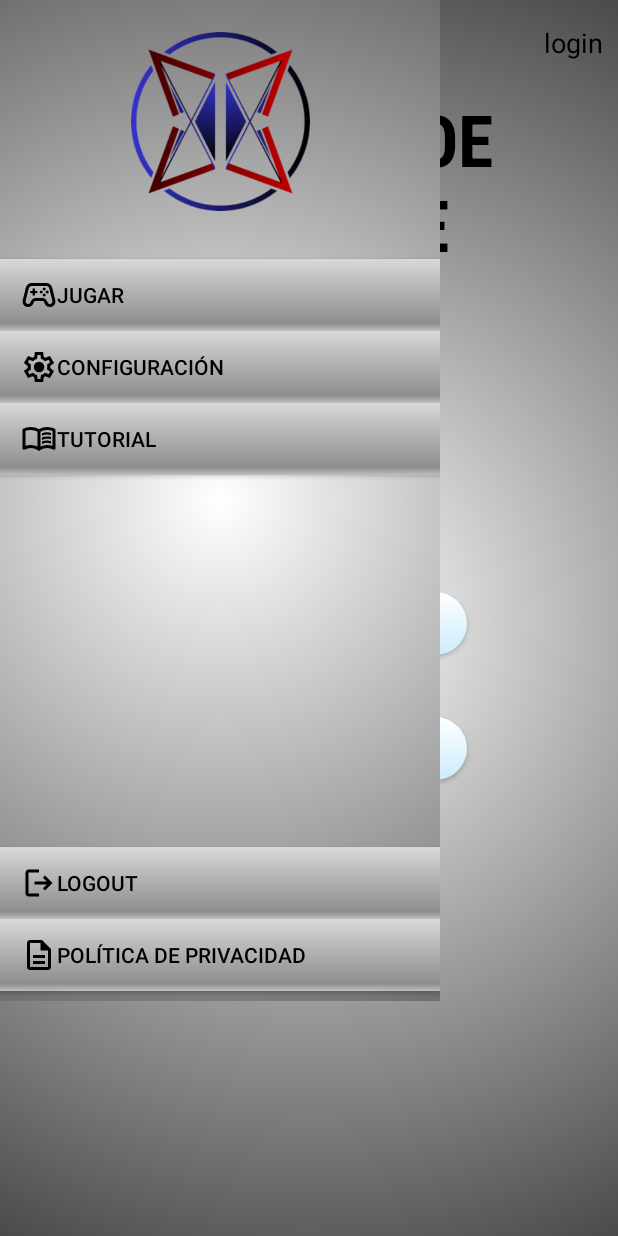
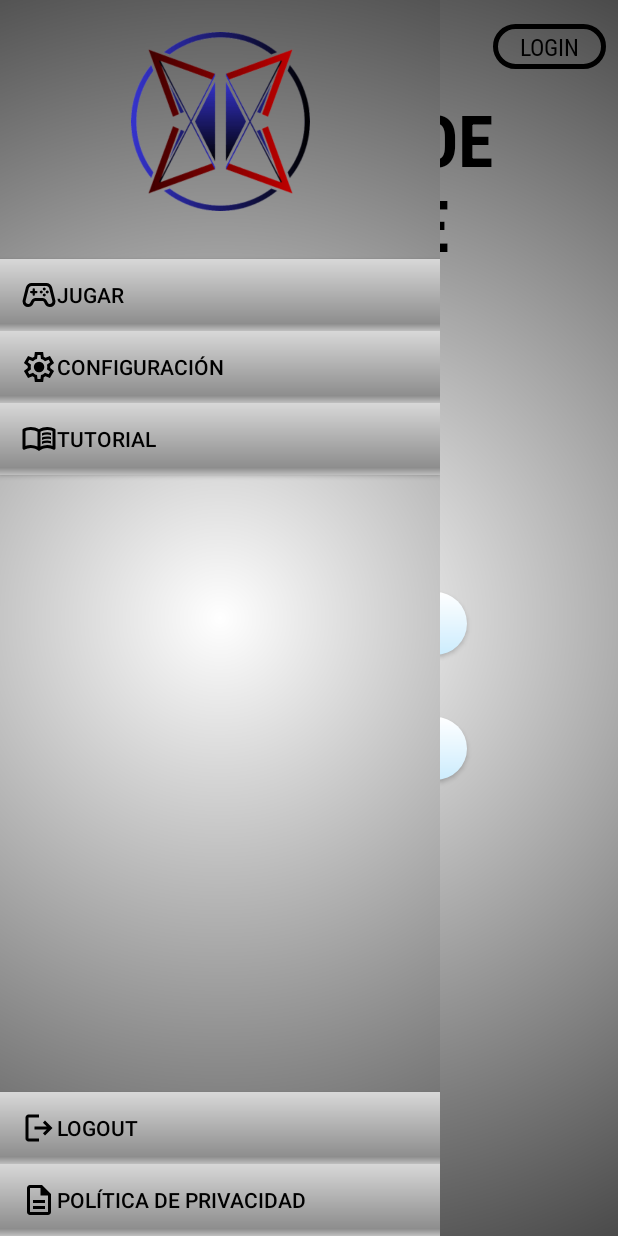
Before and after one commit to EdrhianValerioITICB/KotlinApp3TEX, an Android app: the screen it shows after launch (PrimeraVista), after a tap on an icon or button, on a phone screen of 412 x 824 dp. Run offline under Robolectric (Android 15) with nearby library versions, the phone set to English and light mode, and no system bars.

Commit message:
Fixed menu, and style button login

```diff
--- /dev/null
+++ b/app/src/main/res/drawable/button_background_transparent.xml
@@ -0,0 +1,9 @@
+<?xml version="1.0" encoding="utf-8"?>
+<shape xmlns:android="http://schemas.android.com/apk/res/android"
+    android:shape="rectangle">
+    <gradient android:startColor="@color/transparent"
+        android:endColor="@color/transparent"
+        android:angle="270" />
+    <corners android:radius="15dp" />
+    <stroke android:width="5px" android:color="#000000" />
+</shape>
--- a/app/src/main/res/layout/configuracion.xml
+++ b/app/src/main/res/layout/configuracion.xml
@@ -10,7 +10,7 @@
     <FrameLayout
         android:id="@+id/fragmentContainer"
         android:layout_width="293dp"
-        android:layout_height="667dp"
+        android:layout_height="match_parent"
         android:elevation="10dp"
         app:layout_constraintBottom_toBottomOf="parent"
         app:layout_constraintEnd_toEndOf="parent"
--- a/app/src/main/res/layout/estilo_pieza.xml
+++ b/app/src/main/res/layout/estilo_pieza.xml
@@ -10,7 +10,7 @@
     <FrameLayout
         android:id="@+id/fragmentContainer"
         android:layout_width="293dp"
-        android:layout_height="667dp"
+        android:layout_height="match_parent"
         android:elevation="10dp"
         app:layout_constraintBottom_toBottomOf="parent"
         app:layout_constraintEnd_toEndOf="parent"
--- a/app/src/main/res/layout/fragment_menu.xml
+++ b/app/src/main/res/layout/fragment_menu.xml
@@ -73,34 +73,31 @@
         android:id="@+id/btn_menu_logout"
         android:layout_width="0dp"
         android:layout_height="wrap_content"
-        android:layout_marginTop="248dp"
         android:background="@drawable/button_background_menu"
         android:drawableLeft="@drawable/ic_logout"
         android:gravity="center|start"
         android:paddingStart="14dp"
         android:text="@string/logout"
         android:textColor="@color/txt_negro"
+        app:layout_constraintBottom_toTopOf="@+id/btn_menu_privacy"
         app:layout_constraintEnd_toEndOf="parent"
-        app:layout_constraintHorizontal_bias="1.0"
-        app:layout_constraintStart_toStartOf="parent"
-        app:layout_constraintTop_toBottomOf="@+id/btn_menu_tuto" />
+        app:layout_constraintHorizontal_bias="0.0"
+        app:layout_constraintStart_toStartOf="parent" />
 
     <Button
         android:id="@+id/btn_menu_privacy"
         android:layout_width="0dp"
         android:layout_height="wrap_content"
         android:background="@drawable/button_background_menu"
+        android:drawableLeft="@drawable/ic_policy"
+        android:gravity="center|start"
+        android:paddingStart="14dp"
         android:text="@string/politica_privacidad"
-        android:drawableLeft="@drawable/ic_policy"
-        android:paddingStart="14dp"
         android:textColor="@color/txt_negro"
-        android:gravity="center|start"
         app:layout_constraintBottom_toBottomOf="parent"
         app:layout_constraintEnd_toEndOf="parent"
         app:layout_constraintHorizontal_bias="0.0"
-        app:layout_constraintStart_toStartOf="parent"
-        app:layout_constraintTop_toBottomOf="@+id/btn_menu_logout"
-        app:layout_constraintVertical_bias="0.0" />
+        app:layout_constraintStart_toStartOf="parent" />
 
     <!-- Agrega más elementos según sea necesario -->
 </androidx.constraintlayout.widget.ConstraintLayout>
--- a/app/src/main/res/layout/invitacion.xml
+++ b/app/src/main/res/layout/invitacion.xml
@@ -10,7 +10,7 @@
     <FrameLayout
         android:id="@+id/fragmentContainer"
         android:layout_width="293dp"
-        android:layout_height="667dp"
+        android:layout_height="match_parent"
         android:elevation="10dp"
         app:layout_constraintBottom_toBottomOf="parent"
         app:layout_constraintEnd_toEndOf="parent"
--- a/app/src/main/res/layout/juego.xml
+++ b/app/src/main/res/layout/juego.xml
@@ -10,7 +10,7 @@
     <FrameLayout
         android:id="@+id/fragmentContainer"
         android:layout_width="293dp"
-        android:layout_height="667dp"
+        android:layout_height="match_parent"
         android:elevation="10dp"
         app:layout_constraintBottom_toBottomOf="parent"
         app:layout_constraintEnd_toEndOf="parent"
--- a/app/src/main/res/layout/lenguaje.xml
+++ b/app/src/main/res/layout/lenguaje.xml
@@ -10,7 +10,7 @@
     <FrameLayout
         android:id="@+id/fragmentContainer"
         android:layout_width="293dp"
-        android:layout_height="667dp"
+        android:layout_height="match_parent"
         android:elevation="10dp"
         app:layout_constraintBottom_toBottomOf="parent"
         app:layout_constraintEnd_toEndOf="parent"
--- a/app/src/main/res/layout/logros_bloqueados.xml
+++ b/app/src/main/res/layout/logros_bloqueados.xml
@@ -29,7 +29,7 @@
     <FrameLayout
         android:id="@+id/fragmentContainer"
         android:layout_width="293dp"
-        android:layout_height="667dp"
+        android:layout_height="match_parent"
         android:elevation="10dp"
         app:layout_constraintBottom_toBottomOf="parent"
         app:layout_constraintEnd_toEndOf="parent"
--- a/app/src/main/res/layout/menu.xml
+++ b/app/src/main/res/layout/menu.xml
@@ -10,7 +10,7 @@
     <FrameLayout
         android:id="@+id/fragmentContainer"
         android:layout_width="293dp"
-        android:layout_height="667dp"
+        android:layout_height="match_parent"
         android:elevation="10dp"
         app:layout_constraintBottom_toBottomOf="parent"
         app:layout_constraintEnd_toEndOf="parent"
--- a/app/src/main/res/layout/offline.xml
+++ b/app/src/main/res/layout/offline.xml
@@ -10,7 +10,7 @@
     <FrameLayout
         android:id="@+id/fragmentContainer"
         android:layout_width="293dp"
-        android:layout_height="667dp"
+        android:layout_height="match_parent"
         android:elevation="10dp"
         app:layout_constraintBottom_toBottomOf="parent"
         app:layout_constraintEnd_toEndOf="parent"
--- a/app/src/main/res/layout/online.xml
+++ b/app/src/main/res/layout/online.xml
@@ -10,7 +10,7 @@
     <FrameLayout
         android:id="@+id/fragmentContainer"
         android:layout_width="293dp"
-        android:layout_height="667dp"
+        android:layout_height="match_parent"
         android:elevation="10dp"
         app:layout_constraintBottom_toBottomOf="parent"
         app:layout_constraintEnd_toEndOf="parent"
--- a/app/src/main/res/layout/perfil.xml
+++ b/app/src/main/res/layout/perfil.xml
@@ -10,7 +10,7 @@
     <FrameLayout
         android:id="@+id/fragmentContainer"
         android:layout_width="293dp"
-        android:layout_height="667dp"
+        android:layout_height="match_parent"
         android:elevation="10dp"
         app:layout_constraintBottom_toBottomOf="parent"
         app:layout_constraintEnd_toEndOf="parent"
--- a/app/src/main/res/layout/primera_vista.xml
+++ b/app/src/main/res/layout/primera_vista.xml
@@ -1,15 +1,14 @@
 <?xml version="1.0" encoding="utf-8"?>
 <androidx.drawerlayout.widget.DrawerLayout xmlns:android="http://schemas.android.com/apk/res/android"
     xmlns:app="http://schemas.android.com/apk/res-auto"
+    xmlns:tools="http://schemas.android.com/tools"
     android:id="@+id/drawer_layout"
     android:layout_width="match_parent"
     android:layout_height="match_parent"
     android:fitsSystemWindows="true">
 
 
-    <androidx.constraintlayout.widget.ConstraintLayout xmlns:android="http://schemas.android.com/apk/res/android"
-        xmlns:app="http://schemas.android.com/apk/res-auto"
-        xmlns:tools="http://schemas.android.com/tools"
+    <androidx.constraintlayout.widget.ConstraintLayout
         style="@style/Theme.KotlinApp3TEX"
         android:layout_width="match_parent"
         android:layout_height="match_parent"
@@ -18,7 +17,7 @@
         <FrameLayout
             android:id="@+id/fragmentContainer"
             android:layout_width="293dp"
-            android:layout_height="667dp"
+            android:layout_height="match_parent"
             android:elevation="10dp"
             app:layout_constraintBottom_toBottomOf="parent"
             app:layout_constraintEnd_toEndOf="parent"
@@ -61,11 +60,11 @@
             app:layout_constraintStart_toStartOf="parent"
             app:layout_constraintTop_toBottomOf="@+id/btn_online" />
 
-        <TextView
+        <Button
             android:id="@+id/tv_login"
-            style="@style/TextoLargo"
-            android:layout_width="41dp"
-            android:layout_height="41dp"
+
+            style="@style/BotonLogin"
+
             android:layout_marginTop="16dp"
             android:layout_marginEnd="8dp"
             android:onClick="toLogin"
--- a/app/src/main/res/layout/sonido.xml
+++ b/app/src/main/res/layout/sonido.xml
@@ -10,7 +10,7 @@
     <FrameLayout
         android:id="@+id/fragmentContainer"
         android:layout_width="293dp"
-        android:layout_height="667dp"
+        android:layout_height="match_parent"
         android:elevation="10dp"
         app:layout_constraintBottom_toBottomOf="parent"
         app:layout_constraintEnd_toEndOf="parent"
--- a/app/src/main/res/layout/tema.xml
+++ b/app/src/main/res/layout/tema.xml
@@ -10,7 +10,7 @@
     <FrameLayout
         android:id="@+id/fragmentContainer"
         android:layout_width="293dp"
-        android:layout_height="667dp"
+        android:layout_height="match_parent"
         android:elevation="10dp"
         app:layout_constraintBottom_toBottomOf="parent"
         app:layout_constraintEnd_toEndOf="parent"
--- a/app/src/main/res/values/colors.xml
+++ b/app/src/main/res/values/colors.xml
@@ -34,4 +34,6 @@
     <color name="txt_azul">#0000FF</color>
     <!-- shadow color -->
     <color name="shadow_color">#000000</color>
+
+    <color name="transparent">#00000000</color>
 </resources>
--- a/app/src/main/res/values/themes.xml
+++ b/app/src/main/res/values/themes.xml
@@ -23,6 +23,18 @@
         <item name="android:layout_height">42dp</item>
         <item name="android:backgroundTint">@null</item>
         <item name="android:background">@drawable/button_background_light</item>
+        <item name="android:fontFamily">@font/roboto_condensed_regular</item>
+        <item name="android:elevation">20dp</item>
+        <item name="android:textSize">16sp</item>
+        <item name="android:textAlignment">center</item>
+    </style>
+
+    <style name="BotonLogin" parent="@android:style/TextAppearance.Medium">
+        <item name="android:textColor">@color/txt_negro</item>
+        <item name="android:layout_width">75dp</item>
+        <item name="android:layout_height">30dp</item>
+        <item name="android:backgroundTint">@null</item>
+        <item name="android:background">@drawable/button_background_transparent</item>
         <item name="android:fontFamily">@font/roboto_condensed_regular</item>
         <item name="android:elevation">20dp</item>
         <item name="android:textSize">16sp</item>
```
Also changed, not shown: 1 other file.
